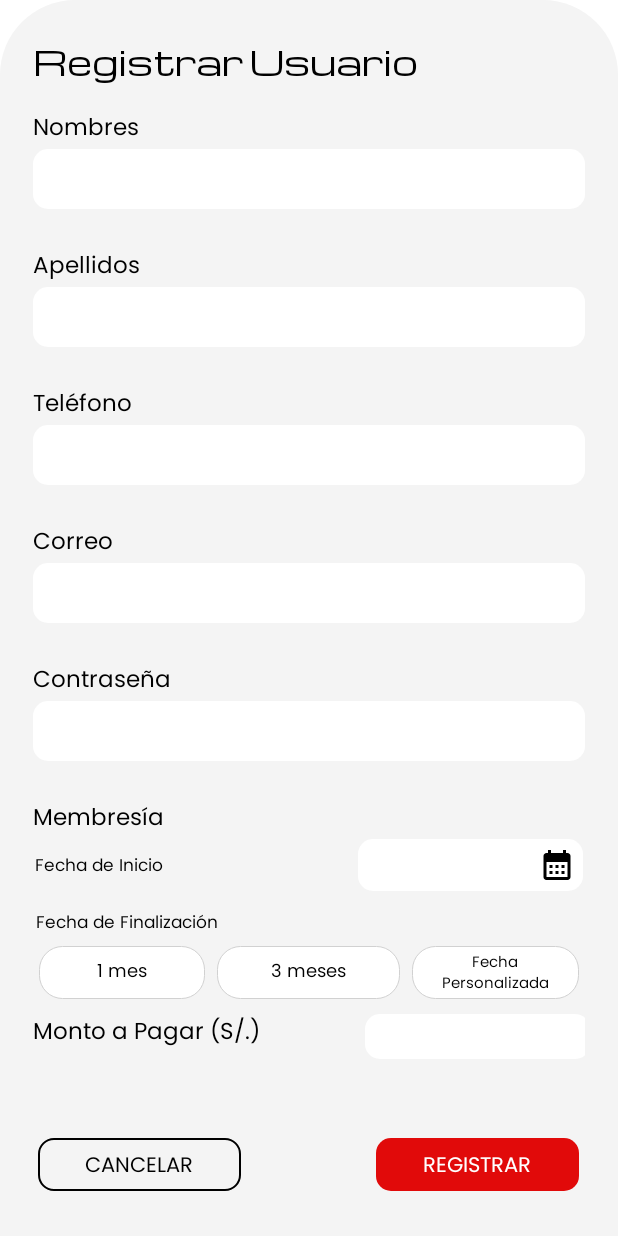
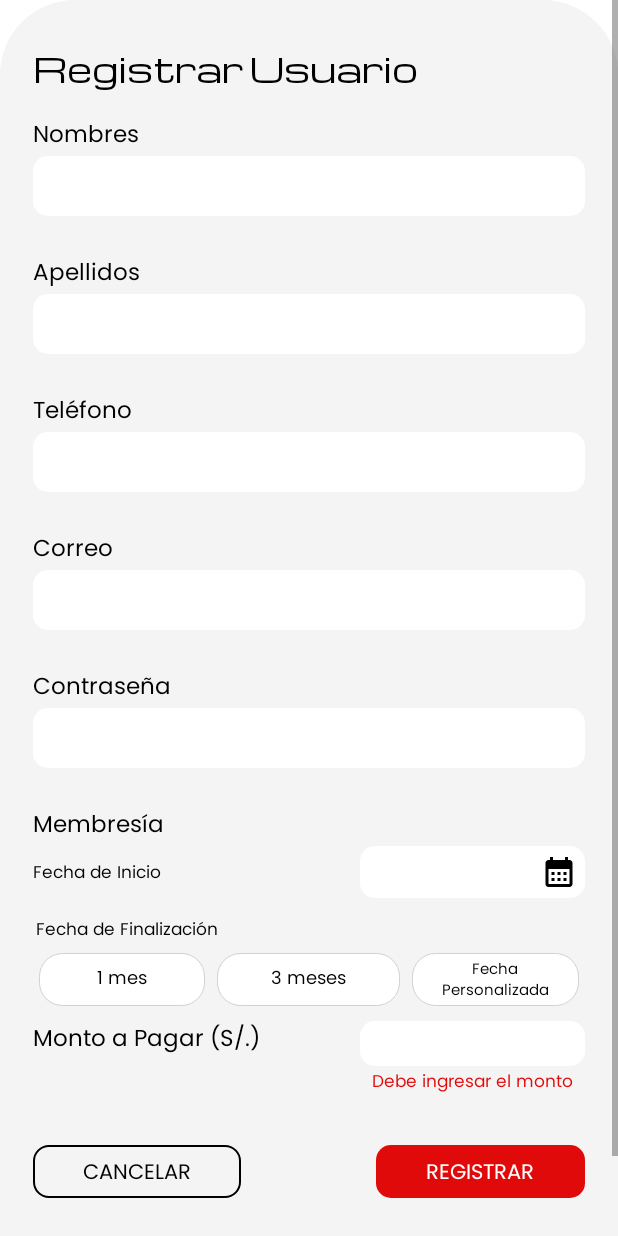
Before and after one commit to SebastianRodriguez14/gym-android-adm, an Android app: the layout bottom_sheet_dialog_user.xml on its own in the app's theme, with its tools: preview values and no code run, on a phone screen of 412 x 824 dp. Run offline under Robolectric (Android 15) with nearby library versions, the phone set to English and light mode, and no system bars.

Commit message:
[fix] - view register user

```diff
--- a/app/src/main/res/layout/bottom_sheet_dialog.xml
+++ b/app/src/main/res/layout/bottom_sheet_dialog.xml
@@ -268,8 +268,8 @@
 
                 <TextView
                     android:layout_width="135dp"
+                    android:layout_weight="1"
                     android:layout_height="35dp"
-                    android:layout_gravity="center"
                     android:gravity="center"
                     android:paddingTop="3dp"
                     android:fontFamily="@font/poppins"
@@ -280,6 +280,8 @@
                 <TextView
                     android:id="@+id/btn_register"
                     android:layout_width="135dp"
+                    android:layout_weight="1"
+                    android:layout_marginStart="90dp"
                     android:layout_height="35dp"
                     android:layout_gravity="center"
                     android:gravity="center"
@@ -287,7 +289,6 @@
                     android:fontFamily="@font/poppins"
                     android:textColor="@color/white"
                     android:background="@drawable/shape_button_registrar"
-                    android:layout_marginStart="90dp"
                     android:text="REGISTRAR"/>
             </LinearLayout>
         </LinearLayout>
--- a/app/src/main/res/layout/bottom_sheet_dialog_user.xml
+++ b/app/src/main/res/layout/bottom_sheet_dialog_user.xml
@@ -1,5 +1,5 @@
 <?xml version="1.0" encoding="utf-8"?>
-<FrameLayout xmlns:android="http://schemas.android.com/apk/res/android"
+<ScrollView xmlns:android="http://schemas.android.com/apk/res/android"
     xmlns:tools="http://schemas.android.com/tools"
     android:layout_width="match_parent"
     android:layout_height="wrap_content"
@@ -10,7 +10,7 @@
     <LinearLayout
         android:layout_width="match_parent"
         android:layout_height="wrap_content"
-        android:paddingVertical="15dp"
+        android:paddingVertical="20dp"
         android:orientation="vertical"
         android:paddingHorizontal="20dp"
         android:layout_margin="2dp">
@@ -247,10 +247,17 @@
             <LinearLayout
                 android:layout_width="match_parent"
                 android:layout_height="wrap_content"
-                android:gravity="center"
                 android:layout_marginBottom="10dp"
-                android:orientation="horizontal">
+                android:orientation="horizontal"
+                >
+                <LinearLayout
+                    android:layout_width="wrap_content"
+                    android:layout_height="wrap_content"
+                    android:layout_gravity="center"
+                    android:layout_weight="1"
+                    >
                     <TextView
+                        android:gravity="start"
                         android:layout_width="wrap_content"
                         android:layout_height="wrap_content"
                         android:text="Fecha de Inicio"
@@ -258,17 +265,22 @@
                         android:paddingTop="2dp"
                         android:textSize="11dp"
                         android:textColor="@color/black"/>
+                </LinearLayout>
 
+                <LinearLayout
+                    android:layout_width="wrap_content"
+                    android:layout_height="wrap_content"
+                    android:gravity="end"
+                    android:layout_weight="1"
+                    >
                     <EditText
                         android:id="@+id/membership_start_date"
                         android:layout_width="150dp"
                         android:layout_height="wrap_content"
                         android:inputType="date"
-                    android:layout_marginStart="130dp"
                         android:padding="5dp"
                         android:paddingStart="5dp"
                         android:fontFamily="@font/poppins"
-                    android:gravity="center"
                         android:focusable="false"
                         android:cursorVisible="false"
                         android:focusableInTouchMode="false"
@@ -277,6 +289,7 @@
                         android:drawableEnd="@drawable/ic_baseline_calendar_month_24"
                         android:background="@drawable/shape_input"
                         />
+                </LinearLayout>
             </LinearLayout>
             <LinearLayout
                 android:layout_width="match_parent"
@@ -366,7 +379,13 @@
                     android:layout_width="match_parent"
                     android:layout_height="wrap_content"
                     android:orientation="vertical"
-                    android:layout_marginStart="70dp"
+                    android:layout_weight="1"
+                    android:gravity="end"
+                    >
+                    <LinearLayout
+                        android:layout_width="wrap_content"
+                        android:layout_height="wrap_content"
+                        android:orientation="vertical"
                         >
                     <EditText
                         android:enabled="false"
@@ -383,7 +402,7 @@
                     <TextView
                         android:id="@+id/payment_error"
                         android:gravity="center"
-                        android:visibility="invisible"
+                        android:visibility="visible"
                         android:layout_width="match_parent"
                         android:layout_height="wrap_content"
                         android:text="Debe ingresar el monto"
@@ -392,6 +411,7 @@
                         android:textColor="@color/red"
                         android:fontFamily="@font/poppins_regular"
                         />
+                    </LinearLayout>
                 </LinearLayout>
 
             </LinearLayout>
@@ -409,6 +429,7 @@
             <TextView
                 android:id="@+id/btn_register_user_cancel"
                 android:layout_width="135dp"
+                android:layout_weight="1"
                 android:layout_height="35dp"
                 android:layout_gravity="center"
                 android:gravity="center"
@@ -421,6 +442,7 @@
             <TextView
                 android:id="@+id/btn_register_user"
                 android:layout_width="135dp"
+                android:layout_weight="1"
                 android:layout_height="35dp"
                 android:layout_gravity="center"
                 android:gravity="center"
@@ -434,4 +456,4 @@
 
     </LinearLayout>
 
-</FrameLayout>
+</ScrollView>
```
Lines whose indentation alone changed are shown as unchanged.
